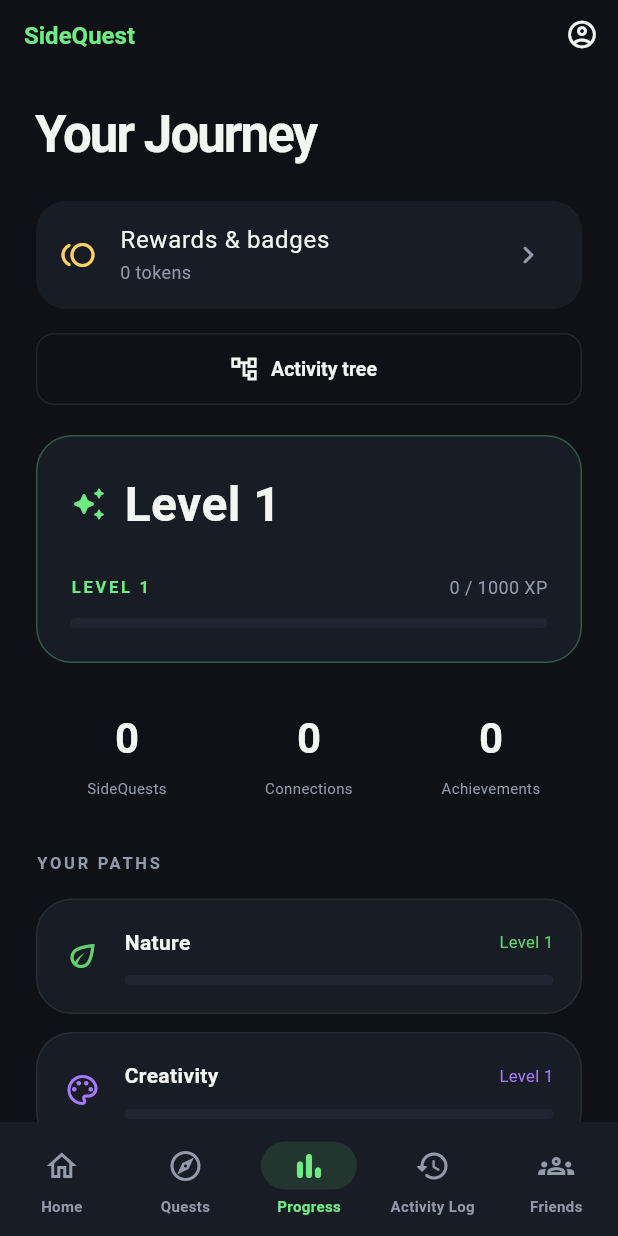
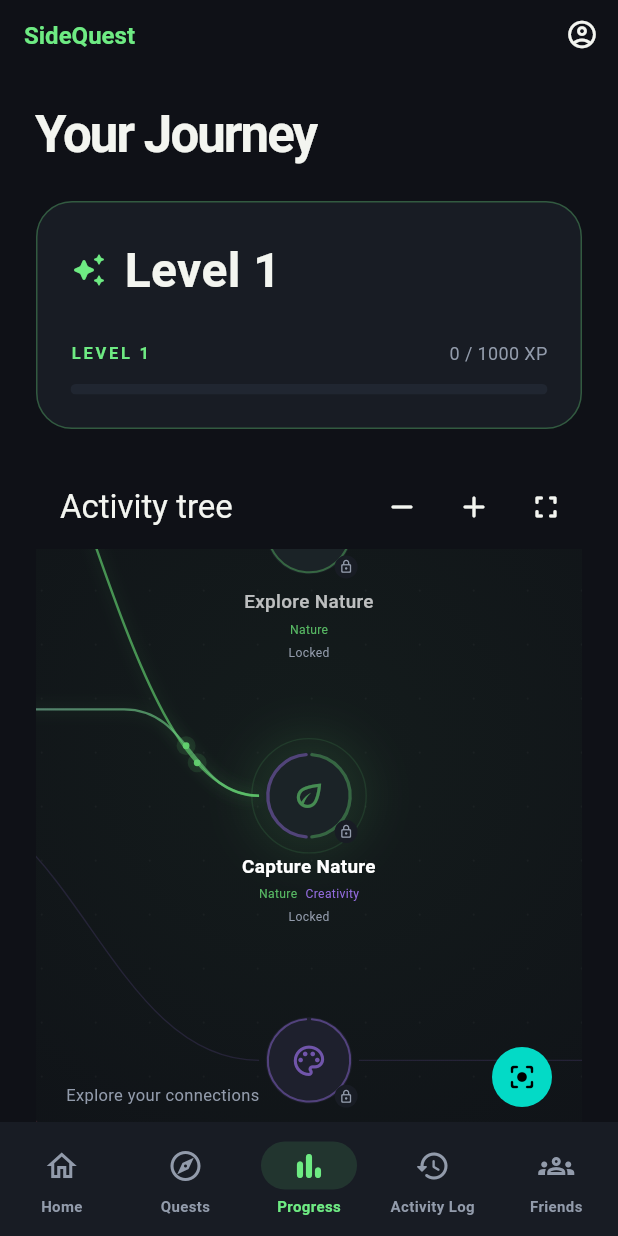
Before and after one commit to DBeck671/mulehacks26, a Flutter app: the MainScreen screen opened directly with empty values, item 3 of the bottom bar chosen, on a phone screen of 412 x 824 dp. Run offline on Flutter 3.47's test engine with Material 3 defaults, Android fonts, the phone set to English and light mode, and no system bars; our stand-ins replace audioplayers, firebase_ai, firebase_auth, firebase_core, geolocator, image_picker and 2 more; missing offline and left inert: firebase_app_check; accounts and stored records are empty.

Commit message:
Allow three displayed badges and embed activity tree in Progress

```diff
--- a/lib/screens/activity_tree_screen.dart
+++ b/lib/screens/activity_tree_screen.dart
@@ -13,10 +13,12 @@
     super.key,
     required this.state,
     this.questId = 13,
+    this.embedded = false,
     this.onReturnQuests,
   });
   final AppState state;
   final int questId;
+  final bool embedded;
   final VoidCallback? onReturnQuests;
   @override
   State<ActivityTreeScreen> createState() => _ActivityTreeScreenState();
@@ -171,6 +173,7 @@
       final parents = questParents[selected] ?? <int>[];
       return Scaffold(
         appBar: AppBar(
+          automaticallyImplyLeading: !widget.embedded,
           title: const Text('Activity tree'),
           actions: [
             IconButton(
@@ -191,6 +194,8 @@
           ],
         ),
         body: SafeArea(
+          top: !widget.embedded,
+          bottom: !widget.embedded,
           child: Column(
             children: [
               Expanded(
--- a/lib/screens/main_screen.dart
+++ b/lib/screens/main_screen.dart
@@ -209,9 +209,12 @@
                   openFriends: () => selectTab(4),
                 ),
                 QuestsScreen(state: widget.state, openQuest: openQuest),
-                ProgressScreen(
-                  state: widget.state,
-                  onReturnQuests: returnQuests,
+                TickerMode(
+                  enabled: tab == 2,
+                  child: ProgressScreen(
+                    state: widget.state,
+                    onReturnQuests: returnQuests,
+                  ),
                 ),
                 ActivityLogScreen(state: widget.state, openQuest: openQuest),
                 FriendsScreen(state: widget.state, openQuest: openQuest),
--- a/lib/screens/progress_screen.dart
+++ b/lib/screens/progress_screen.dart
@@ -2,10 +2,8 @@
 
 import '../app_state.dart';
 import '../models/quest.dart';
-import '../models/reward.dart';
 import '../widgets/common.dart';
 import 'activity_tree_screen.dart';
-import 'rewards_screen.dart';
 
 class ProgressScreen extends StatelessWidget {
   const ProgressScreen({super.key, required this.state, this.onReturnQuests});
@@ -13,77 +11,9 @@
   final VoidCallback? onReturnQuests;
   @override
   Widget build(BuildContext context) {
-    const titles = [
-      'Connected',
-      'Explorer',
-      'Creative Mind',
-      'Adventurer',
-      'Friendly Competition',
-      'Pathfinder',
-    ];
-    const descriptions = [
-      'Discover your first activity connection.',
-      'Complete 5 Exploration SideQuests.',
-      'Complete 5 Creativity SideQuests.',
-      'Complete 10 SideQuests.',
-      'Reach #1 in your group leaderboard.',
-      'Open 10 new activities through completed tasks.',
-    ];
-    const icons = [
-      Icons.hub_outlined,
-      Icons.explore_outlined,
-      Icons.palette_outlined,
-      Icons.landscape_outlined,
-      Icons.emoji_events_outlined,
-      Icons.route_outlined,
-    ];
-    final achievements = List.generate(
-      titles.length,
-      (i) => state.hasBadge(questBadges[i + 1].id),
-    );
     return PageBody(
       children: [
         const PageHeading('Your Journey', ''),
-        Padding(
-          padding: const EdgeInsets.only(bottom: 16),
-          child: Material(
-            color: surface,
-            borderRadius: BorderRadius.circular(20),
-            child: ListTile(
-              shape: RoundedRectangleBorder(
-                borderRadius: BorderRadius.circular(20),
-              ),
-              leading: const Icon(Icons.toll_rounded, color: Color(0xFFFFD166)),
-              title: const Text('Rewards & badges'),
-              subtitle: Text(
-                '${state.tokenBalance} tokens',
-                style: const TextStyle(color: muted, fontSize: 12),
-              ),
-              trailing: const Icon(Icons.chevron_right_rounded, color: muted),
-              onTap: () => Navigator.push(
-                context,
-                MaterialPageRoute(builder: (_) => RewardsScreen(state: state)),
-              ),
-            ),
-          ),
-        ),
-        SizedBox(
-          width: double.infinity,
-          child: OutlinedButton.icon(
-            onPressed: () => Navigator.push(
-              context,
-              MaterialPageRoute(
-                builder: (_) => ActivityTreeScreen(
-                  state: state,
-                  onReturnQuests: onReturnQuests,
-                ),
-              ),
-            ),
-            icon: const Icon(Icons.account_tree_outlined, size: 20),
-            label: const Text('Activity tree'),
-          ),
-        ),
-        const SizedBox(height: 20),
         Panel(
           color: green,
           child: Column(
@@ -107,16 +37,24 @@
             ],
           ),
         ),
+        const SizedBox(height: 24),
+        ClipRRect(
+          borderRadius: BorderRadius.circular(24),
+          child: SizedBox(
+            height: 600,
+            child: ActivityTreeScreen(
+              state: state,
+              embedded: true,
+              onReturnQuests: onReturnQuests,
+            ),
+          ),
+        ),
+        const SizedBox(height: 24),
+        StatStrip(
+          values: ['${state.completedCount}', '${state.connectionCount}'],
+          labels: const ['SideQuests', 'Connections'],
+        ),
         const SizedBox(height: 30),
-        StatStrip(
-          values: [
-            '${state.completedCount}',
-            '${state.connectionCount}',
-            '${achievements.where((a) => a).length}',
-          ],
-          labels: const ['SideQuests', 'Connections', 'Achievements'],
-        ),
-        const SizedBox(height: 34),
         const Eyebrow('YOUR PATHS'),
         const SizedBox(height: 16),
         ...Category.values.map((c) {
@@ -164,56 +102,6 @@
             ),
           );
         }),
-        const SizedBox(height: 22),
-        const Eyebrow('ACHIEVEMENTS'),
-        const SizedBox(height: 16),
-        ...List.generate(
-          titles.length,
-          (i) => Padding(
-            padding: const EdgeInsets.only(bottom: 12),
-            child: Opacity(
-              opacity: achievements[i] ? 1 : .5,
-              child: Panel(
-                color: achievements[i] ? Category.values[i].color : null,
-                padding: const EdgeInsets.all(18),
-                child: Row(
-                  children: [
-                    Icon(icons[i], color: Category.values[i].color, size: 28),
-                    const SizedBox(width: 16),
-                    Expanded(
-                      child: Column(
-                        crossAxisAlignment: CrossAxisAlignment.start,
-                        children: [
-                          Text(
-                            titles[i],
-                            style: const TextStyle(fontWeight: FontWeight.w700),
-                          ),
-                          const SizedBox(height: 6),
-                          Text(
-                            descriptions[i],
-                            style: const TextStyle(
-                              color: muted,
-                              fontSize: 11,
-                              height: 1.5,
-                            ),
-                          ),
-                        ],
-                      ),
-                    ),
-                    const SizedBox(width: 10),
-                    Icon(
-                      achievements[i]
-                          ? Icons.check_circle_outline
-                          : Icons.lock_outline,
-                      color: achievements[i] ? Category.values[i].color : muted,
-                      size: 19,
-                    ),
-                  ],
-                ),
-              ),
-            ),
-          ),
-        ),
       ],
     );
   }
--- a/lib/widgets/home_leaderboard.dart
+++ b/lib/widgets/home_leaderboard.dart
@@ -82,6 +82,8 @@
                   Expanded(
                     child: Text(
                       f.name,
+                      maxLines: 1,
+                      overflow: TextOverflow.ellipsis,
                       style: TextStyle(
                         color: me ? green : Colors.white,
                         fontSize: 12,
@@ -89,12 +91,12 @@
                       ),
                     ),
                   ),
-                  if (state.badgeFor(f) case final badge?) ...[
+                  for (final badge in state.badgesFor(f)) ...[
                     Tooltip(
                       message: badge.title,
                       child: Icon(badge.icon, color: badge.color, size: 15),
                     ),
-                    const SizedBox(width: 8),
+                    const SizedBox(width: 6),
                   ],
                   TweenAnimationBuilder<double>(
                     tween: Tween(end: f.xp.toDouble()),
```
Also changed, not shown: lib/app_state.dart (+39 -17 lines), lib/screens/club_activity_screen.dart (+8 -4 lines), lib/screens/rewards_screen.dart (+28 -5 lines), 2 other files.
